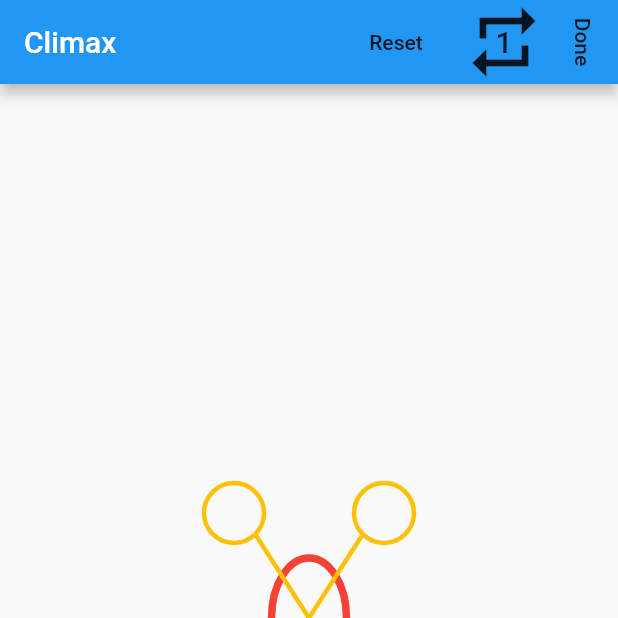
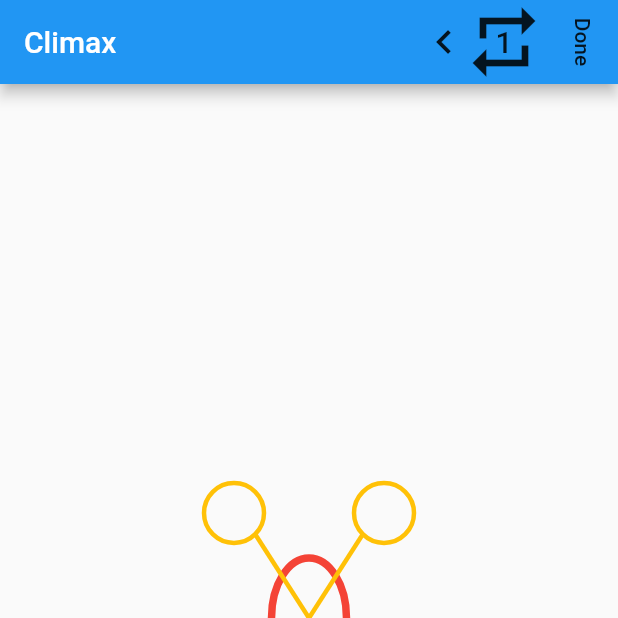
Before and after one commit to lectary/ClimbingAlien, a Flutter app: the screen it shows after launch, after a tap on "Done", on a phone screen of 412 x 824 dp, the top half of it. Run offline on Flutter 3.47's test engine with Material 2 defaults, Android fonts, the phone set to English and light mode, and no system bars; our stand-ins replace camera.

Commit message:
Add header feature extension area animation
- Adding an extension area to the header control, allowing to slide in additional feature on button click. Similar to learningProgressButton in Lectary.

```diff
--- a/lib/views/home_screen.dart
+++ b/lib/views/home_screen.dart
@@ -5,7 +5,7 @@ import 'package:climbing_alien/viewmodels/climax_viewmodel.dart';
 import 'package:climbing_alien/viewmodels/image_view_model.dart';
 import 'package:climbing_alien/widgets/climax/climax.dart';
 import 'package:climbing_alien/widgets/controls/joystick_extended.dart';
-import 'package:climbing_alien/widgets/header_control.dart';
+import 'package:climbing_alien/widgets/header_control/header_control.dart';
 import 'package:flutter/material.dart';
 import 'package:flutter/widgets.dart';
 import 'package:provider/provider.dart';
--- a/lib/widgets/header_control.dart
+++ b/lib/widgets/header_control/header_control.dart
@@ -1,3 +1,4 @@
+import 'package:climbing_alien/widgets/header_control/header_extension_animation.dart';
 import 'package:flutter/material.dart';
 
 class HeaderControl extends StatefulWidget {
@@ -25,11 +26,13 @@ class _HeaderControlState extends State<HeaderControl> {
           mainAxisAlignment: MainAxisAlignment.end,
           crossAxisAlignment: CrossAxisAlignment.stretch,
           children: [
-            FlatButton(
-              padding: EdgeInsets.zero,
-              onPressed: widget.resetCallback ?? () {},
-              child: Text("Reset"),
-            ),
+            HeaderExtensionAnimation(children: [
+              FlatButton(
+                padding: EdgeInsets.zero,
+                onPressed: widget.resetCallback ?? () {},
+                child: Text("Reset"),
+              )
+            ]),
             InkWell(
               onTap: widget.nextSelectionCallback ?? () {},
               child: Container(
--- /dev/null
+++ b/lib/widgets/header_control/header_extension_animation.dart
@@ -0,0 +1,86 @@
+import 'package:flutter/material.dart';
+
+/// An extension area for the header control.
+/// Additional features can be displayed via an Slide in like Animation, done via [SizeTransition].
+class HeaderExtensionAnimation extends StatefulWidget {
+  final List<Widget> children;
+
+  HeaderExtensionAnimation({this.children});
+
+  @override
+  _HeaderExtensionAnimationState createState() => _HeaderExtensionAnimationState();
+}
+
+class _HeaderExtensionAnimationState extends State<HeaderExtensionAnimation> with SingleTickerProviderStateMixin {
+  AnimationController _animationController;
+  Animation<double> _animation;
+  bool _extensionEnabled = false;
+
+  @override
+  void initState() {
+    super.initState();
+    _animationController = AnimationController(
+        vsync: this,
+        duration: Duration(milliseconds: 500)
+    );
+    _animation = CurvedAnimation(
+      parent: _animationController,
+      curve: Curves.fastOutSlowIn,
+    );
+    _extensionEnabled ? _animationController.forward() : _animationController.reverse();
+  }
+
+  @override
+  void dispose() {
+    _animationController.dispose();
+    super.dispose();
+  }
+
+  @override
+  Widget build(BuildContext context) {
+    return Row(
+      children: [
+        Container(
+          child: ClipRect(
+            child: Align(
+              widthFactor: 0.5,
+              alignment: Alignment.center,
+              child: IconButton(
+                  padding: EdgeInsets.all(0.0),
+                  iconSize: 32,
+                  icon: _extensionEnabled
+                      ? Icon(
+                    Icons.keyboard_arrow_right,
+                  )
+                      : Icon(
+                    Icons.keyboard_arrow_left,
+                  ),
+                  onPressed: () {
+                    setState(() {
+                      if (_extensionEnabled) {
+                        _animationController.reverse();
+                        _extensionEnabled = false;
+                      } else {
+                        _animationController.forward();
+                        _extensionEnabled = true;
+                      }
+                    });
+                  }),
+            ),
+          ),
+        ),
+        SizeTransition(
+          axis: Axis.horizontal,
+          axisAlignment: 0,
+          sizeFactor: _animation,
+          child: Row(
+            crossAxisAlignment: CrossAxisAlignment.stretch,
+            children: [
+              ...widget.children,
+            ],
+          ),
+        )
+      ],
+    );
+  }
+}
```
